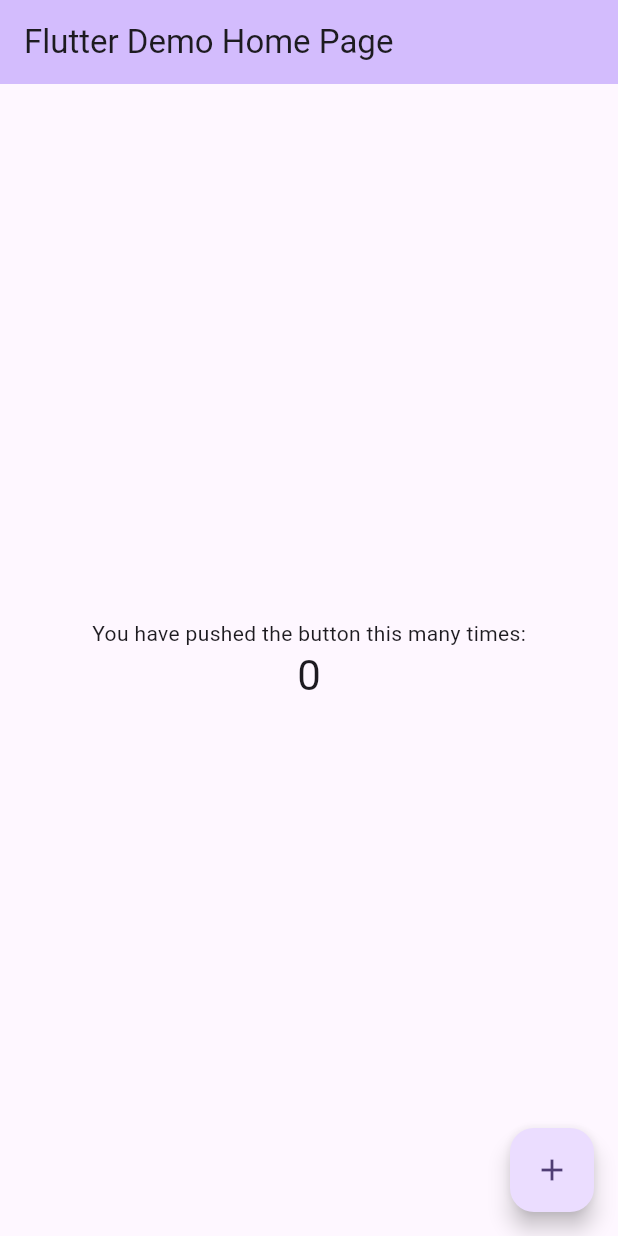
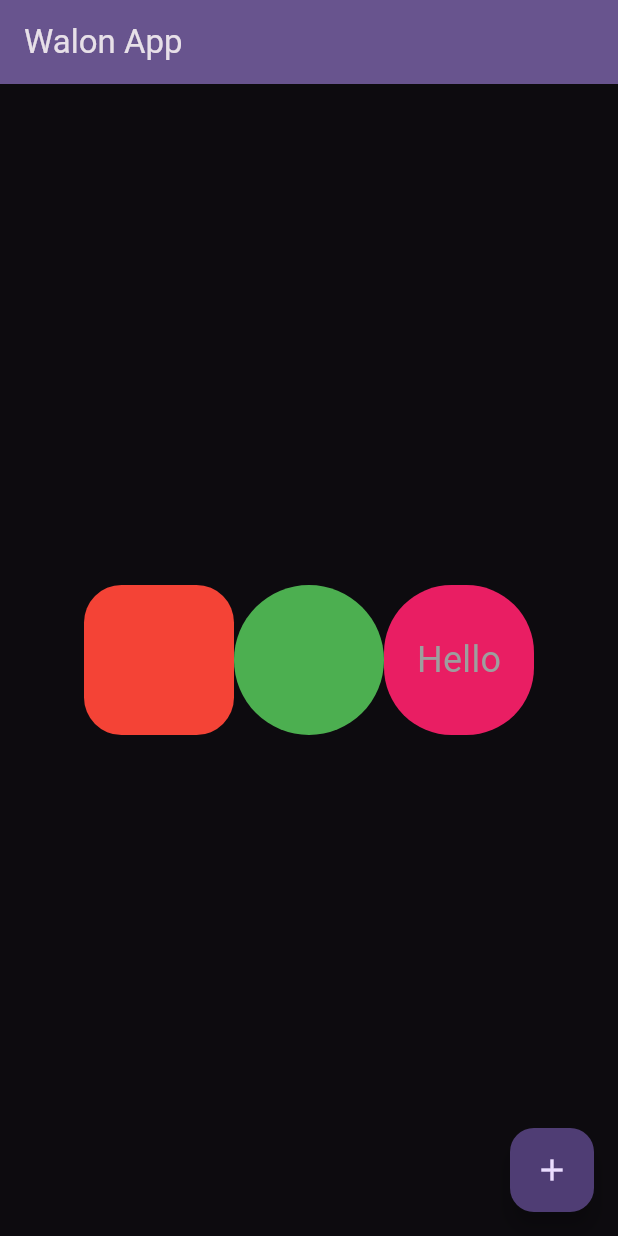
Before and after one commit to walonCode/learning_dart, a Flutter app: the screen it shows after launch, on a phone screen of 412 x 824 dp. Run offline on Flutter 3.47's test engine with Material 3 defaults, Android fonts, the phone set to English and light mode, and no system bars.

```diff
--- a/flutter_dart/myfirstapp/lib/main.dart
+++ b/flutter_dart/myfirstapp/lib/main.dart
@@ -3,6 +3,12 @@ import 'package:flutter/material.dart';
 void main() {
   runApp(const MyApp());
 }
+
+String name = 'name';
+int number = 3;
+double pi = 3.45;
+List<int> myList = [12, 3];
+Map<String, String> myMap = {'name': 'walon'};
 
 class MyApp extends StatelessWidget {
   const MyApp({super.key});
@@ -11,6 +17,7 @@ class MyApp extends StatelessWidget {
   @override
   Widget build(BuildContext context) {
     return MaterialApp(
+      debugShowCheckedModeBanner: false,
       title: 'Flutter Demo',
       theme: ThemeData(
         // This is the theme of your application.
@@ -28,10 +35,13 @@ class MyApp extends StatelessWidget {
         //
         // This works for code too, not just values: Most code changes can be
         // tested with just a hot reload.
-        colorScheme: ColorScheme.fromSeed(seedColor: Colors.deepPurple),
+        colorScheme: ColorScheme.fromSeed(
+          seedColor: Colors.deepPurple,
+          brightness: Brightness.dark,
+        ),
         useMaterial3: true,
       ),
-      home: const MyHomePage(title: 'Flutter Demo Home Page'),
+      home: const MyHomePage(title: 'Walon App'),
     );
   }
 }
@@ -89,31 +99,48 @@ class _MyHomePageState extends State<MyHomePage> {
       body: Center(
         // Center is a layout widget. It takes a single child and positions it
         // in the middle of the parent.
-        child: Column(
-          // Column is also a layout widget. It takes a list of children and
-          // arranges them vertically. By default, it sizes itself to fit its
-          // children horizontally, and tries to be as tall as its parent.
-          //
-          // Column has various properties to control how it sizes itself and
-          // how it positions its children. Here we use mainAxisAlignment to
-          // center the children vertically; the main axis here is the vertical
-          // axis because Columns are vertical (the cross axis would be
-          // horizontal).
-          //
-          // TRY THIS: Invoke "debug painting" (choose the "Toggle Debug Paint"
-          // action in the IDE, or press "p" in the console), to see the
-          // wireframe for each widget.
-          mainAxisAlignment: MainAxisAlignment.center,
-          children: <Widget>[
-            const Text(
-              'You have pushed the button this many times:',
-            ),
-            Text(
-              '$_counter',
-              style: Theme.of(context).textTheme.headlineMedium,
-            ),
-          ],
-        ),
+        child: Container(
+          color: Colors.black38,
+          // width:double.infinity,
+          height: double.infinity,
+          child: Row(
+            mainAxisAlignment: MainAxisAlignment.center,
+            mainAxisSize: MainAxisSize.max,
+            children: [
+              Container(
+                height:100.0,
+                width:100.0,
+                decoration: BoxDecoration(
+                  borderRadius: BorderRadius.circular(25.0),
+                  color: Colors.red,
+                ),
+              ),
+              Container(
+                height:100.0,
+                width:100.0,
+                decoration: BoxDecoration(
+                  borderRadius: BorderRadius.circular(50.0),
+                  color:Colors.green
+                ),
+              ),
+              Container(
+                height:100.0,
+                width:100.0,
+                decoration: BoxDecoration(
+                  borderRadius: BorderRadius.circular(45.0),
+                  color:Colors.pink,
+                ),
+               child: const Center(
+                 child:Text('Hello',
+                style: TextStyle(color:Colors.grey,
+                fontSize:24,
+                )
+                )
+               ),
+              )
+            ],
+          ),
+        )
       ),
       floatingActionButton: FloatingActionButton(
         onPressed: _incrementCounter,
--- a/fundamentals/hello.dart
+++ b/fundamentals/hello.dart
@@ -1,4 +1,5 @@
 // every dart programme start with a main function
 void main() {
-  print('hello world');
+  var name = 'walon';
+  print(name);
 }
```
